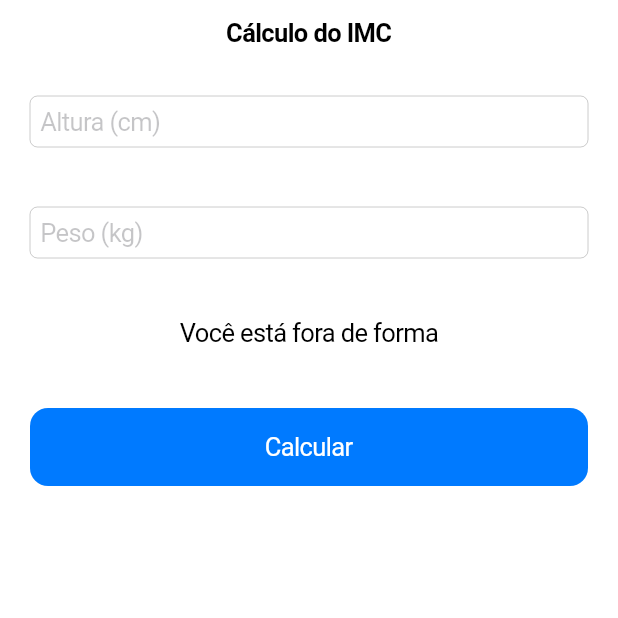
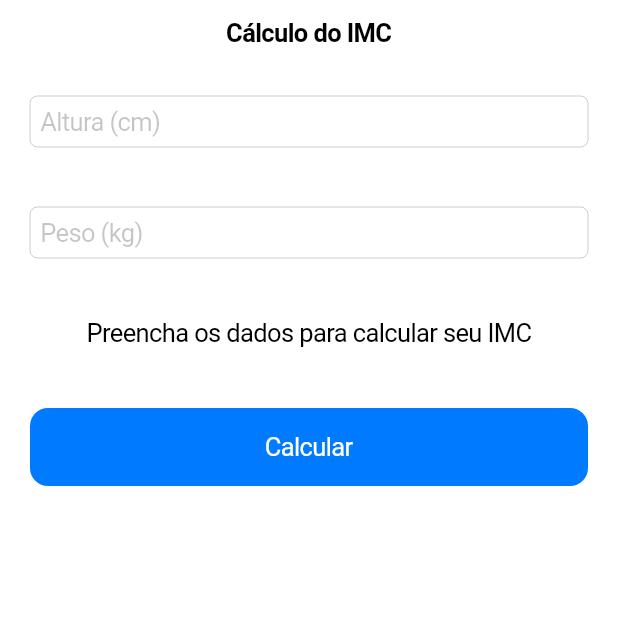
Before and after one commit to coutomariel/imc-app, a Flutter app: the screen it shows after launch, on a phone screen of 412 x 824 dp, the top half of it. Run offline on Flutter 3.47's test engine with Material 2 defaults, Android fonts, the phone set to English and light mode, and no system bars; our stand-ins replace flutter_masked_text.

Commit message:
Implementação de bloC pattern

```diff
--- /dev/null
+++ b/lib/blocs/imc.bloc.dart
@@ -0,0 +1,27 @@
+import 'package:flutter_masked_text/flutter_masked_text.dart';
+
+class ImcBloc {
+  var heightCtrl = new MaskedTextController(mask: '000');
+  var weightCtrl = new MaskedTextController(mask: '000');
+  var result = "Preencha os dados para calcular seu IMC";
+
+  calculate() {
+    double weight = double.parse(weightCtrl.text);
+    double height = double.parse(heightCtrl.text) / 100;
+    double imc = weight / (height * height);
+
+    if (imc < 18.6) {
+      result = "Abaixo do Peso (${imc.toStringAsPrecision(2)})";
+    } else if (imc >= 18.6 && imc <= 24.9) {
+      result = "Peso Ideal (${imc.toStringAsPrecision(2)})";
+    } else if (imc >= 24.9 && imc <= 29.9) {
+      result = "Levemente acima do peso (${imc.toStringAsPrecision(2)})";
+    } else if (imc >= 24.9 && imc <= 34.9) {
+      result = "Obesidade Grau I (${imc.toStringAsPrecision(2)})";
+    } else if (imc >= 34.9 && imc <= 39.9) {
+      result = "Obesidade Grau II (${imc.toStringAsPrecision(2)})";
+    } else if (imc >= 40) {
+      result = "Obesidade Grau III (${imc.toStringAsPrecision(2)})";
+    }
+  }
+}
--- a/lib/ui/android/pages/home.page.dart
+++ b/lib/ui/android/pages/home.page.dart
@@ -1,6 +1,14 @@
 import 'package:flutter/material.dart';
+import 'package:imc/blocs/imc.bloc.dart';
 
-class HomePage extends StatelessWidget {
+class HomePage extends StatefulWidget {
+  @override
+  _HomePageState createState() => _HomePageState();
+}
+
+class _HomePageState extends State<HomePage> {
+  var bloc = new ImcBloc();
+
   @override
   Widget build(BuildContext context) {
     return Scaffold(
@@ -16,6 +24,7 @@ class HomePage extends StatelessWidget {
                 labelText: "Altura (cm)",
               ),
               keyboardType: TextInputType.number,
+              controller: bloc.heightCtrl,
             ),
           ),
           Padding(
@@ -25,19 +34,31 @@ class HomePage extends StatelessWidget {
                 labelText: "Peso (kg)",
               ),
               keyboardType: TextInputType.number,
+              controller: bloc.weightCtrl,
+            ),
+          ),
+          Padding(
+            padding: EdgeInsets.all(20),
+            child: Text(
+              bloc.result,
+              textAlign: TextAlign.center,
             ),
           ),
           Padding(
             padding: EdgeInsets.all(20),
             child: FlatButton(
               color: Theme.of(context).primaryColor,
-              onPressed: () => {},
               child: Text(
                 "Calcular",
                 style: TextStyle(
                   color: Colors.white,
                 ),
               ),
+              onPressed: () {
+                setState(() {
+                  bloc.calculate();
+                });
+              },
             ),
           ),
         ],
--- a/lib/ui/ios/pages/home.page.dart
+++ b/lib/ui/ios/pages/home.page.dart
@@ -1,4 +1,5 @@
 import 'package:flutter/cupertino.dart';
+import 'package:imc/blocs/imc.bloc.dart';
 
 class HomePage extends StatefulWidget {
   @override
@@ -6,6 +7,8 @@ class HomePage extends StatefulWidget {
 }
 
 class _HomePageState extends State<HomePage> {
+  var bloc = new ImcBloc();
+
   @override
   Widget build(BuildContext context) {
     return CupertinoPageScaffold(
@@ -19,6 +22,7 @@ class _HomePageState extends State<HomePage> {
             child: CupertinoTextField(
               placeholder: "Altura (cm)",
               keyboardType: TextInputType.number,
+              controller: bloc.heightCtrl,
             ),
           ),
           Padding(
@@ -26,12 +30,13 @@ class _HomePageState extends State<HomePage> {
             child: CupertinoTextField(
               placeholder: "Peso (kg)",
               keyboardType: TextInputType.number,
+              controller: bloc.weightCtrl,
             ),
           ),
           Padding(
             padding: EdgeInsets.all(20),
             child: Text(
-              "Você está fora de forma",
+              bloc.result,
               textAlign: TextAlign.center,
             ),
           ),
@@ -39,7 +44,11 @@ class _HomePageState extends State<HomePage> {
             padding: EdgeInsets.all(20),
             child: CupertinoButton.filled(
               child: Text("Calcular"),
-              onPressed: () {},
+              onPressed: () {
+                setState(() {
+                  bloc.calculate();
+                });
+              },
             ),
           )
         ],
```
